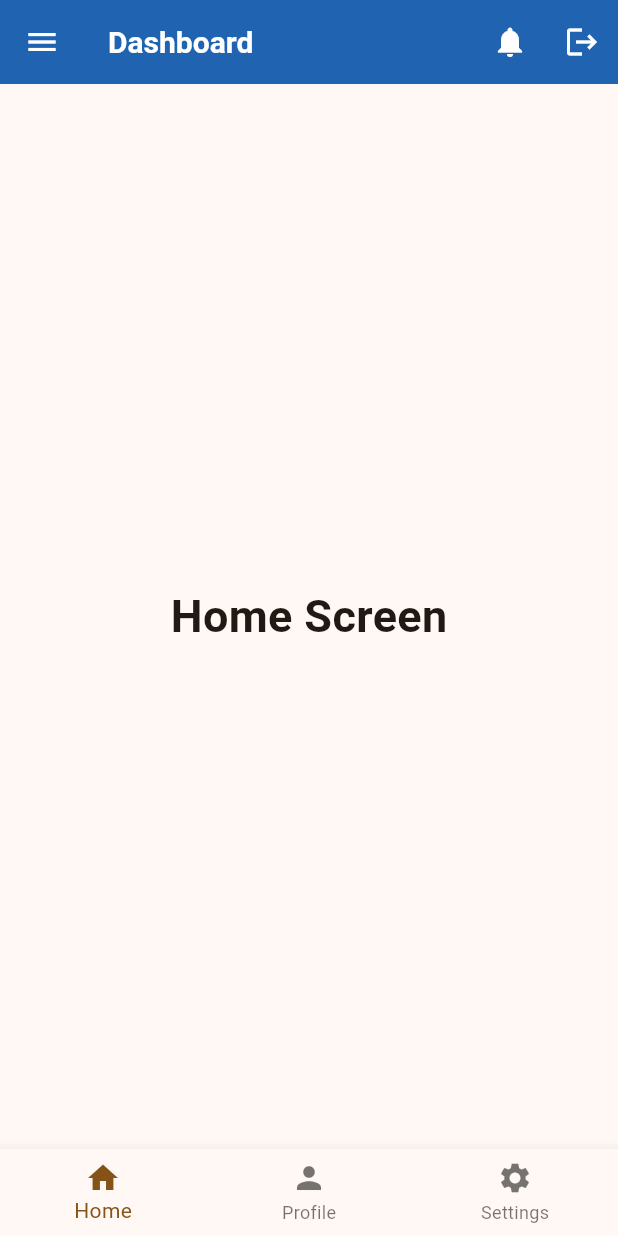
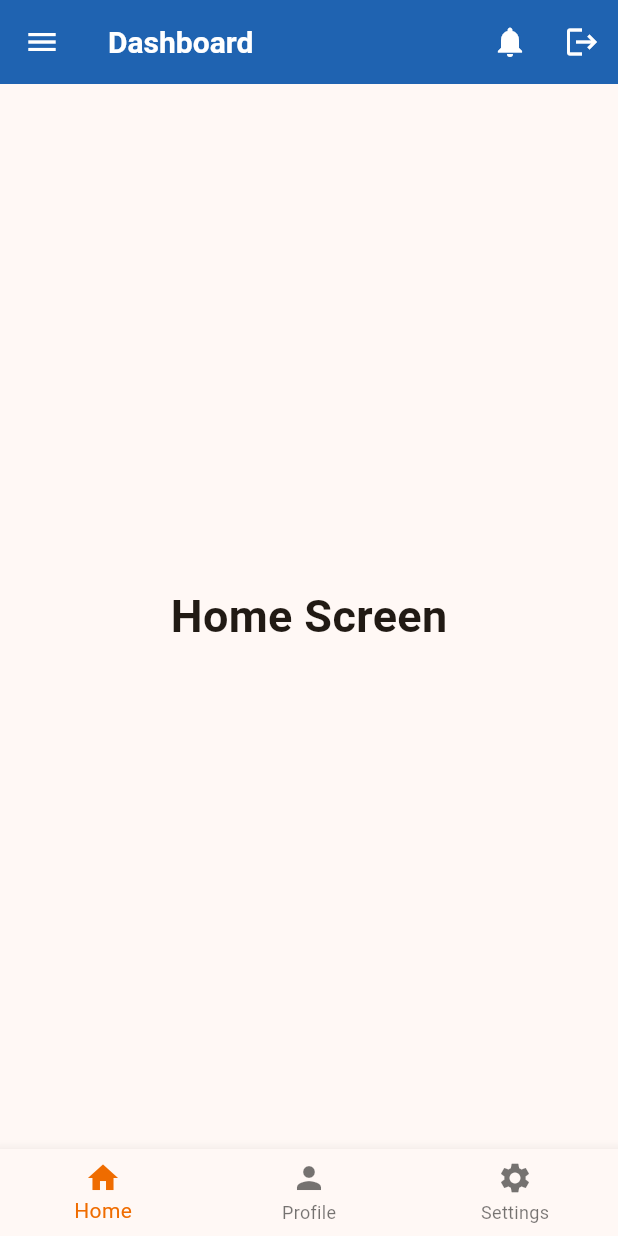
Before and after one commit to Gagendraghalley/Desuung-APP, a Flutter app: the screen it shows after launch, on a phone screen of 412 x 824 dp. Run offline on Flutter 3.47's test engine with Material 3 defaults, Android fonts, the phone set to English and light mode, and no system bars; our stand-ins replace image_picker.

Commit message:
pushing new changes

```diff
--- a/lib/main.dart
+++ b/lib/main.dart
@@ -16,8 +16,22 @@
       debugShowCheckedModeBanner: false,
       title: 'Flutter Demo',
       theme: ThemeData(
-        colorScheme: ColorScheme.fromSeed(seedColor: Colors.orange),
+        colorScheme: ColorScheme.fromSeed(
+          seedColor: Colors.orange,
+          brightness: Brightness.light,
+          // Optional: Customize specific colors
+          primary: Colors.orange.shade800,
+          secondary: Colors.orange.shade600,
+        ),
         useMaterial3: true,
+        // Additional orange-themed customizations
+        appBarTheme: AppBarTheme(
+          backgroundColor: Colors.orange.shade800,
+          foregroundColor: Colors.white,
+        ),
+        floatingActionButtonTheme: FloatingActionButtonThemeData(
+          backgroundColor: Colors.orange.shade600,
+        ),
       ),
       home: DashboardScreen(),
     );
```
Also changed, not shown: pubspec.lock, 134 other files.
